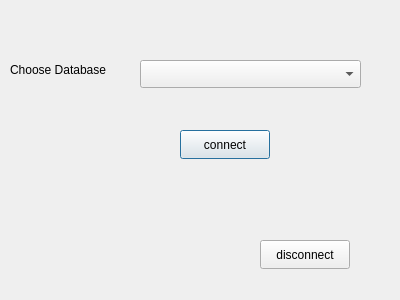
Qt form create_new_database_dialog.ui (SandrAdora/GPA_Calculator) before a commit.
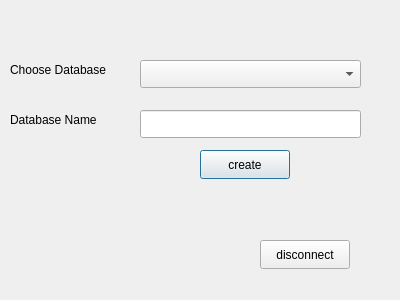
The same form after that commit.

The edit to the form file:
```diff
--- a/create_new_database_dialog.ui
+++ b/create_new_database_dialog.ui
@@ -39,14 +39,14 @@
   <widget class="QPushButton" name="pushButton_connect_db">
    <property name="geometry">
     <rect>
-     <x>180</x>
-     <y>130</y>
+     <x>200</x>
+     <y>150</y>
      <width>90</width>
      <height>29</height>
     </rect>
    </property>
    <property name="text">
-    <string>connect</string>
+    <string>create</string>
    </property>
   </widget>
   <widget class="QPushButton" name="pushButton_disconnect_db">
@@ -62,6 +62,29 @@
     <string>disconnect</string>
    </property>
   </widget>
+  <widget class="QLabel" name="label_2">
+   <property name="geometry">
+    <rect>
+     <x>10</x>
+     <y>110</y>
+     <width>111</width>
+     <height>20</height>
+    </rect>
+   </property>
+   <property name="text">
+    <string>Database Name</string>
+   </property>
+  </widget>
+  <widget class="QLineEdit" name="lineEdit_db_name">
+   <property name="geometry">
+    <rect>
+     <x>140</x>
+     <y>110</y>
+     <width>221</width>
+     <height>28</height>
+    </rect>
+   </property>
+  </widget>
  </widget>
  <resources/>
  <connections/>
```
